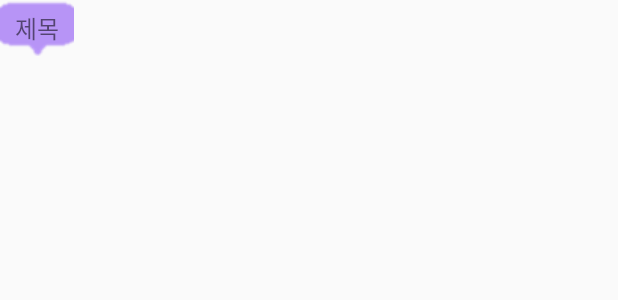
After one commit to hoho00/naManAlZido, an Android app: the layout marker_layout.xml on its own in the app's theme, with its tools: preview values and no code run, on a phone screen of 412 x 824 dp. The commit adds this screen. Shown: the top 300 px of the screen. Run offline under Robolectric (Android 15) with nearby library versions, the phone set to English and light mode, and no system bars.

Commit message:
2020-08-17, 동네 커뮤니티 수정

```diff
--- /dev/null
+++ b/app/src/main/res/layout/marker_layout.xml
@@ -0,0 +1,17 @@
+<?xml version="1.0" encoding="utf-8"?>
+<FrameLayout
+    xmlns:android="http://schemas.android.com/apk/res/android"
+    android:layout_width="wrap_content"
+    android:layout_height="wrap_content" >
+
+    <TextView
+        android:id="@+id/MarkerLayout_Title"
+        android:layout_width="wrap_content"
+        android:layout_height="wrap_content"
+        android:background="@drawable/markericon"
+        android:gravity="center"
+        android:text="제목"
+        android:textSize="16sp"
+        android:fontFamily="@font/maplestory_light"/>
+
+</FrameLayout>
```
Also changed, not shown: app/src/main/java/com/hackerton/googlemap/fragment/CommunityMapfragment.java (+62 -8 lines), app/src/main/java/com/hackerton/googlemap/fragment/ReviewMapfragment.java (+10 -0 lines), app/src/main/java/com/hackerton/googlemap/model/MarkerItem.java (added, +61 -0 lines), app/src/main/res/layout/activity_intro.xml (+4 -3 lines), app/src/main/res/drawable/markericon.png (added), 2 other files.
